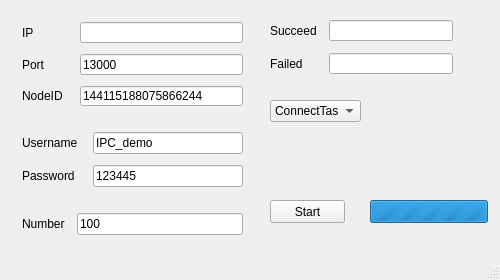
Above: mainwindow.ui from johnsonliu999/TcpLoadTest before the change. Below: the same form after it.
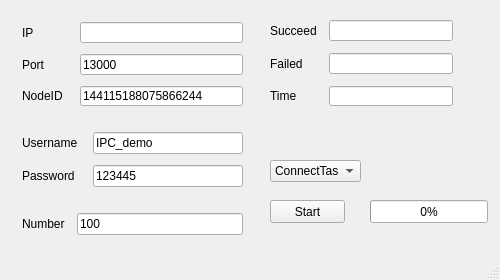
That is the form after the change. Custom widgets are drawn as their Qt base class.

Diff of the .ui file:
```diff
--- a/mainwindow.ui
+++ b/mainwindow.ui
@@ -184,7 +184,7 @@
      </rect>
     </property>
     <property name="maximum">
-     <number>0</number>
+     <number>100</number>
     </property>
     <property name="value">
      <number>0</number>
@@ -196,7 +196,7 @@
       <x>270</x>
       <y>20</y>
       <width>183</width>
-      <height>54</height>
+      <height>86</height>
      </rect>
     </property>
     <layout class="QGridLayout" name="gridLayout_5">
@@ -231,13 +231,27 @@
        </property>
       </widget>
      </item>
+     <item row="2" column="0">
+      <widget class="QLabel" name="label_9">
+       <property name="text">
+        <string>Time</string>
+       </property>
+      </widget>
+     </item>
+     <item row="2" column="1">
+      <widget class="QLineEdit" name="timeEdit">
+       <property name="readOnly">
+        <bool>true</bool>
+       </property>
+      </widget>
+     </item>
     </layout>
    </widget>
    <widget class="QComboBox" name="taskBox">
     <property name="geometry">
      <rect>
       <x>270</x>
-      <y>100</y>
+      <y>160</y>
       <width>91</width>
       <height>22</height>
      </rect>
```
Left out of the diff: 14 changed lines with no effect on the pictures.
